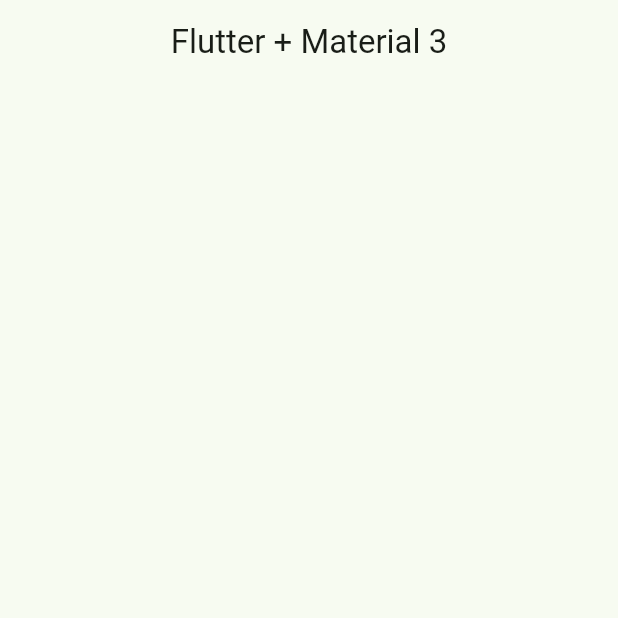
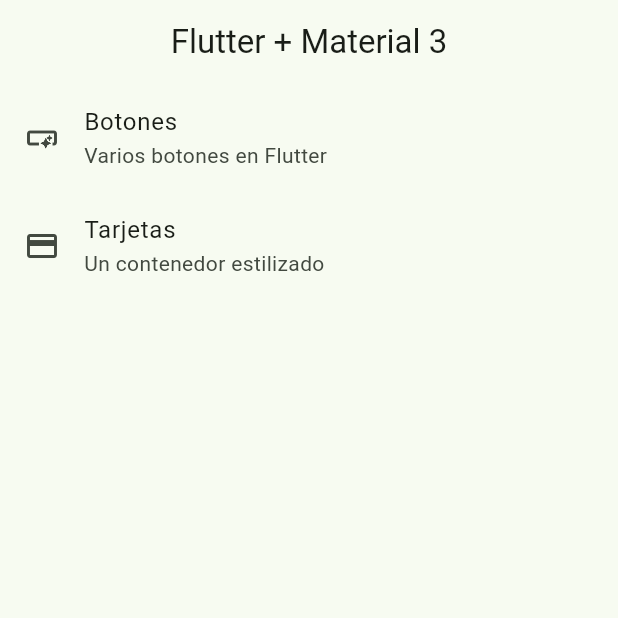
Before and after one commit to ruespe/Flutter, a Flutter app: the screen it shows after launch, on a phone screen of 412 x 824 dp, the top half of it. Run offline on Flutter 3.47's test engine with Material 3 defaults, Android fonts, the phone set to English and light mode, and no system bars.

Commit message:
ListView casi completo

```diff
--- a/lib/config/theme/menu/menu_items.dart
+++ b/lib/config/theme/menu/menu_items.dart
@@ -22,7 +22,7 @@ const appMenuItems = <MenuItem>[
     icon: Icons.smart_button_outlined,
   ),
   MenuItem(
-    title: 'Botones',
+    title: 'Tarjetas',
     subTitle: 'Un contenedor estilizado',
     link: '/butones',
     icon: Icons.credit_card,
--- a/lib/presentation/screens/home/home_screen.dart
+++ b/lib/presentation/screens/home/home_screen.dart
@@ -1,4 +1,5 @@
 import 'package:flutter/material.dart';
+import 'package:widgets_app/config/theme/menu/menu_items.dart';
 
 class HomeScreen extends StatelessWidget {
   const HomeScreen({super.key});
@@ -10,6 +11,44 @@ class HomeScreen extends StatelessWidget {
         title: const Text('Flutter + Material 3'),
 
       ),
+      body:const _HomeView(),
     );
   }
 }
+
+class _HomeView extends StatelessWidget {
+  const _HomeView();
+
+  @override
+  Widget build(BuildContext context) {
+
+    return ListView.builder(
+      physics: BouncingScrollPhysics(),
+      itemCount: appMenuItems.length,
+      itemBuilder: ( context,  index) {
+        final menuItem = appMenuItems[index];
+
+        return _CustomListTile(menuItem: menuItem);
+        },
+        );
+  }
+}
+
+class _CustomListTile extends StatelessWidget {
+  const _CustomListTile({
+    required this.menuItem,
+  });
+
+  final MenuItem menuItem;
+
+  @override
+  Widget build(BuildContext context) {
+
+
+    return ListTile(
+      leading: Icon(menuItem.icon),
+      title: Text(menuItem.title),
+      subtitle: Text(menuItem.subTitle),
+    );
+  }
+}
```
